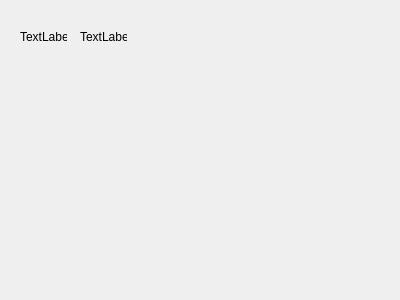
This is weather.ui in Pe6r0/Rasp4Home as Qt 5 draws it before an edit. The edited form follows.
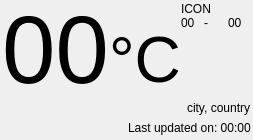
This is the edited form.

The edit to the form file:
```diff
--- a/weather.ui
+++ b/weather.ui
@@ -6,39 +6,246 @@
    <rect>
     <x>0</x>
     <y>0</y>
-    <width>400</width>
-    <height>300</height>
+    <width>253</width>
+    <height>140</height>
    </rect>
   </property>
+  <property name="sizePolicy">
+   <sizepolicy hsizetype="MinimumExpanding" vsizetype="MinimumExpanding">
+    <horstretch>0</horstretch>
+    <verstretch>0</verstretch>
+   </sizepolicy>
+  </property>
+  <property name="minimumSize">
+   <size>
+    <width>200</width>
+    <height>140</height>
+   </size>
+  </property>
+  <property name="maximumSize">
+   <size>
+    <width>500</width>
+    <height>500</height>
+   </size>
+  </property>
+  <property name="sizeIncrement">
+   <size>
+    <width>0</width>
+    <height>0</height>
+   </size>
+  </property>
+  <property name="baseSize">
+   <size>
+    <width>200</width>
+    <height>140</height>
+   </size>
+  </property>
+  <property name="cursor">
+   <cursorShape>BlankCursor</cursorShape>
+  </property>
   <property name="windowTitle">
    <string>Form</string>
   </property>
-  <widget class="QLabel" name="currentTemperature">
-   <property name="geometry">
-    <rect>
-     <x>20</x>
-     <y>30</y>
-     <width>47</width>
-     <height>14</height>
-    </rect>
+  <property name="layoutDirection">
+   <enum>Qt::LeftToRight</enum>
+  </property>
+  <property name="autoFillBackground">
+   <bool>false</bool>
+  </property>
+  <layout class="QVBoxLayout" name="verticalLayout_2">
+   <property name="spacing">
+    <number>0</number>
    </property>
-   <property name="text">
-    <string>TextLabel</string>
+   <property name="leftMargin">
+    <number>2</number>
    </property>
-  </widget>
-  <widget class="QLabel" name="minMaxTemperature">
-   <property name="geometry">
-    <rect>
-     <x>80</x>
-     <y>30</y>
-     <width>47</width>
-     <height>14</height>
-    </rect>
+   <property name="topMargin">
+    <number>2</number>
    </property>
-   <property name="text">
-    <string>TextLabel</string>
+   <property name="rightMargin">
+    <number>2</number>
    </property>
-  </widget>
+   <property name="bottomMargin">
+    <number>2</number>
+   </property>
+   <item>
+    <layout class="QHBoxLayout" name="horizontalLayout_3">
+     <property name="spacing">
+      <number>0</number>
+     </property>
+     <item>
+      <widget class="QLabel" name="currentTemperature">
+       <property name="font">
+        <font>
+         <family>Segoe UI</family>
+         <pointsize>72</pointsize>
+        </font>
+       </property>
+       <property name="text">
+        <string>00</string>
+       </property>
+       <property name="textFormat">
+        <enum>Qt::PlainText</enum>
+       </property>
+       <property name="scaledContents">
+        <bool>false</bool>
+       </property>
+       <property name="alignment">
+        <set>Qt::AlignLeading|Qt::AlignLeft|Qt::AlignVCenter</set>
+       </property>
+      </widget>
+     </item>
+     <item>
+      <layout class="QVBoxLayout" name="verticalLayout">
+       <item>
+        <spacer name="verticalSpacer_2">
+         <property name="orientation">
+          <enum>Qt::Vertical</enum>
+         </property>
+         <property name="sizeHint" stdset="0">
+          <size>
+           <width>20</width>
+           <height>40</height>
+          </size>
+         </property>
+        </spacer>
+       </item>
+       <item>
+        <widget class="QLabel" name="temperatureUnit">
+         <property name="maximumSize">
+          <size>
+           <width>16777215</width>
+           <height>75</height>
+          </size>
+         </property>
+         <property name="font">
+          <font>
+           <family>Segoe UI</family>
+           <pointsize>48</pointsize>
+          </font>
+         </property>
+         <property name="text">
+          <string>°C</string>
+         </property>
+         <property name="textFormat">
+          <enum>Qt::RichText</enum>
+         </property>
+         <property name="alignment">
+          <set>Qt::AlignLeading|Qt::AlignLeft|Qt::AlignVCenter</set>
+         </property>
+        </widget>
+       </item>
+      </layout>
+     </item>
+     <item>
+      <layout class="QVBoxLayout" name="verticalLayout_3">
+       <property name="spacing">
+        <number>0</number>
+       </property>
+       <item>
+        <widget class="QLabel" name="weatherIcon">
+         <property name="text">
+          <string>ICON</string>
+         </property>
+        </widget>
+       </item>
+       <item>
+        <layout class="QHBoxLayout" name="horizontalLayout_2">
+         <property name="spacing">
+          <number>0</number>
+         </property>
+         <item>
+          <widget class="QLabel" name="currentTMin">
+           <property name="text">
+            <string>00</string>
+           </property>
+          </widget>
+         </item>
+         <item>
+          <widget class="QLabel" name="separator">
+           <property name="text">
+            <string>-</string>
+           </property>
+          </widget>
+         </item>
+         <item>
+          <widget class="QLabel" name="currentTMax">
+           <property name="text">
+            <string>00</string>
+           </property>
+          </widget>
+         </item>
+        </layout>
+       </item>
+       <item>
+        <spacer name="verticalSpacer">
+         <property name="orientation">
+          <enum>Qt::Vertical</enum>
+         </property>
+         <property name="sizeType">
+          <enum>QSizePolicy::Expanding</enum>
+         </property>
+         <property name="sizeHint" stdset="0">
+          <size>
+           <width>20</width>
+           <height>40</height>
+          </size>
+         </property>
+        </spacer>
+       </item>
+      </layout>
+     </item>
+    </layout>
+   </item>
+   <item>
+    <layout class="QHBoxLayout" name="horizontalLayout">
+     <item>
+      <spacer name="horizontalSpacer">
+       <property name="orientation">
+        <enum>Qt::Horizontal</enum>
+       </property>
+       <property name="sizeHint" stdset="0">
+        <size>
+         <width>40</width>
+         <height>20</height>
+        </size>
+       </property>
+      </spacer>
+     </item>
+     <item>
+      <widget class="QLabel" name="placeLabel">
+       <property name="text">
+        <string>city, country</string>
+       </property>
+      </widget>
+     </item>
+    </layout>
+   </item>
+   <item>
+    <layout class="QHBoxLayout" name="horizontalLayout_4">
+     <item>
+      <spacer name="horizontalSpacer_2">
+       <property name="orientation">
+        <enum>Qt::Horizontal</enum>
+       </property>
+       <property name="sizeHint" stdset="0">
+        <size>
+         <width>40</width>
+         <height>20</height>
+        </size>
+       </property>
+      </spacer>
+     </item>
+     <item>
+      <widget class="QLabel" name="lastUpdatedLabel">
+       <property name="text">
+        <string>Last updated on: 00:00</string>
+       </property>
+      </widget>
+     </item>
+    </layout>
+   </item>
+  </layout>
  </widget>
  <resources/>
  <connections/>
```
